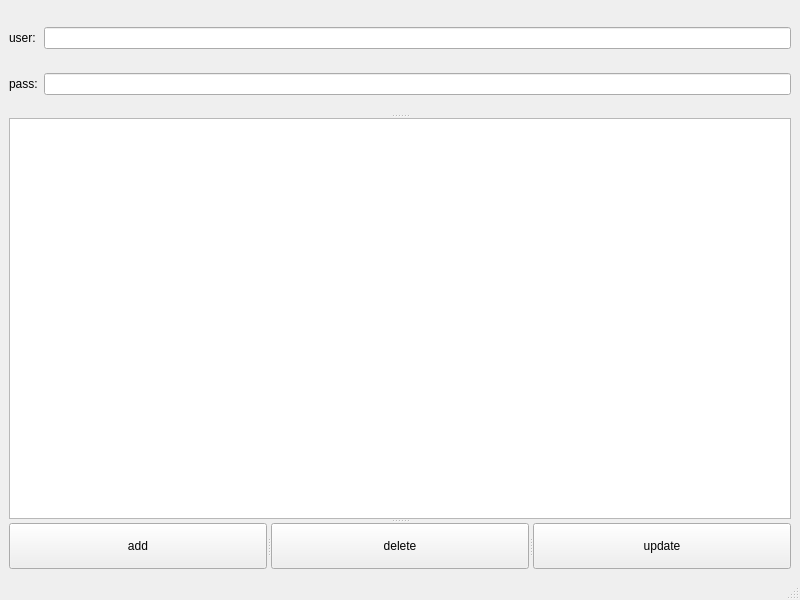
The window that mainwindow.ui (Daniyal-da/Qt-Password-Manager) describes before a commit, drawn with Qt 5.
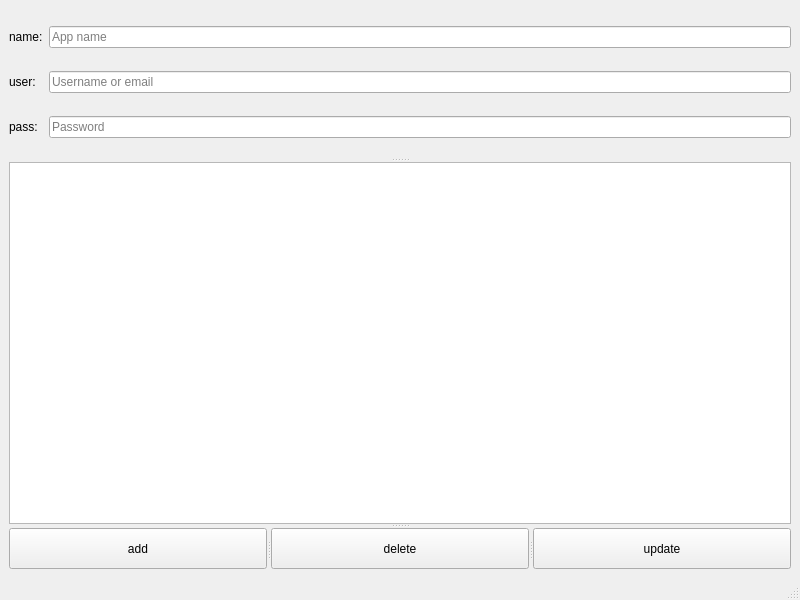
The same window after the commit.

Commit message: Added version 2 with JSON saving and improved UI

The edit to the form file:
```diff
--- a/mainwindow.ui
+++ b/mainwindow.ui
@@ -20,29 +20,59 @@
       <property name="orientation">
        <enum>Qt::Vertical</enum>
       </property>
-      <widget class="QWidget" name="">
+      <widget class="QWidget" name="layoutWidget">
        <layout class="QGridLayout" name="gridLayout">
-        <item row="0" column="0">
+        <item row="1" column="1">
+         <widget class="QLineEdit" name="inputUsername">
+          <property name="placeholderText">
+           <string>Username or email</string>
+          </property>
+          <property name="clearButtonEnabled">
+           <bool>true</bool>
+          </property>
+         </widget>
+        </item>
+        <item row="1" column="0">
          <widget class="QLabel" name="label">
           <property name="text">
            <string>user:</string>
           </property>
          </widget>
         </item>
-        <item row="0" column="1">
-         <widget class="QLineEdit" name="inputUsername"/>
-        </item>
-        <item row="1" column="0">
-         <widget class="QLabel" name="label_2">
-          <property name="text">
-           <string>pass:</string>
-          </property>
-         </widget>
-        </item>
-        <item row="1" column="1">
+        <item row="2" column="1">
          <widget class="QLineEdit" name="inputPassword">
           <property name="echoMode">
-           <enum>QLineEdit::Password</enum>
+           <enum>QLineEdit::EchoMode::Password</enum>
+          </property>
+          <property name="placeholderText">
+           <string>Password</string>
+          </property>
+          <property name="clearButtonEnabled">
+           <bool>true</bool>
+          </property>
+         </widget>
+        </item>
+        <item row="2" column="0">
+         <widget class="QLabel" name="label_2">
+          <property name="text">
+           <string>pass:</string>
+          </property>
+         </widget>
+        </item>
+        <item row="0" column="0">
+         <widget class="QLabel" name="label_3">
+          <property name="text">
+           <string>name:</string>
+          </property>
+         </widget>
+        </item>
+        <item row="0" column="1">
+         <widget class="QLineEdit" name="inputAppName">
+          <property name="placeholderText">
+           <string>App name</string>
+          </property>
+          <property name="clearButtonEnabled">
+           <bool>true</bool>
           </property>
          </widget>
         </item>
```
Left out of the diff: 6 changed lines with no effect on the pictures. The commit also changes 2 other files.
